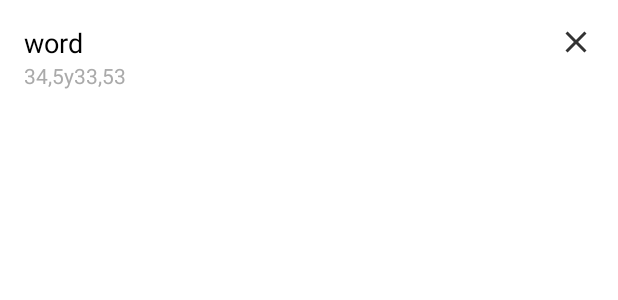
After one commit to Nanrbet/Mwaghavul-Language-App, an Android app built with Jetpack Compose: the layout history_layout_item.xml on its own in the app's theme, with its tools: preview values and no code run, on a phone screen of 412 x 824 dp. The commit adds this screen. Shown: the top 300 px of the screen. Run offline under Robolectric (Android 15) with nearby library versions, the phone set to English and light mode, and no system bars; network calls fail.

Commit message:
Completed HistoryFragment, history adapter and the xml look of history words clicked from the SearchFragment. Also modified DBHelper to generalTable add, get and display the words

```diff
--- a/app/src/main/java/com/example/mwaghavullexicon/BookmarkFragment.kt
+++ b/app/src/main/java/com/example/mwaghavullexicon/BookmarkFragment.kt
@@ -12,7 +12,9 @@ import android.widget.ListView
 import android.widget.Toast
 
 class BookmarkFragment (private var dbHelper: DBHelper): Fragment()  {
-       override fun onCreate(savedInstanceState: Bundle?) {
+    private val BOOKMARK_TABLE = "bookmark_table"
+
+    override fun onCreate(savedInstanceState: Bundle?) {
         super.onCreate(savedInstanceState)
 
     }
@@ -30,7 +32,7 @@ class BookmarkFragment (private var dbHelper: DBHelper): Fragment()  {
 
         val bookmarkList : ListView = view.findViewById(R.id.bookmark_list)
         // Implement the listener inline
-        val bookmarkAdapter = BookmarkAdapter(requireActivity(), dbHelper.getAllWordsFromBookmark().toMutableList(),
+        val bookmarkAdapter = BookmarkAdapter(requireActivity(), dbHelper.getAllWordsFromTable(BOOKMARK_TABLE).toMutableList(),
             listener = { word ->
                 Toast.makeText(requireActivity(), "Clicked: ${word.term}", Toast.LENGTH_SHORT).show()
 
--- a/app/src/main/java/com/example/mwaghavullexicon/MainActivity.kt
+++ b/app/src/main/java/com/example/mwaghavullexicon/MainActivity.kt
@@ -61,7 +61,7 @@ class MainActivity : AppCompatActivity(), NavigationView.OnNavigationItemSelecte
                     item.setIcon(R.drawable.filled_star_24)
                 }
                 R.id.nav_history -> {
-                    openFragment(HistoryFragment(), "history", true)
+                    openFragment(HistoryFragment(dbHelper), "history", true)
                 }
             }
             true
--- a/app/src/main/java/com/example/mwaghavullexicon/SearchFragment.kt
+++ b/app/src/main/java/com/example/mwaghavullexicon/SearchFragment.kt
@@ -147,6 +147,10 @@ class SearchFragment(private var dbHelper: DBHelper) : Fragment()  {
         navigateToNextFragment(word, fragment::class.java, R.id.main_fragment_container)
     }
     private fun navigateToNextFragment(selectedWord: Word?, fragmentClass: Class<out Fragment>, containerId: Int) {
+        val HISTORY_TABLE = "history_table"
+        if (selectedWord != null) {
+            dbHelper.addWordToTable(selectedWord, HISTORY_TABLE)
+        }
         selectedWord?.let {
             val bundle = Bundle().apply {
                 putParcelable("selected_word", it) // Ensure Word implements Parcelable
--- /dev/null
+++ b/app/src/main/res/layout/history_layout_item.xml
@@ -0,0 +1,39 @@
+<?xml version="1.0" encoding="utf-8"?>
+<LinearLayout xmlns:android="http://schemas.android.com/apk/res/android"
+    android:layout_width="match_parent"
+    android:layout_height="wrap_content"
+    android:orientation="horizontal"
+    android:padding="16dp">
+    <LinearLayout
+        android:layout_width="wrap_content"
+        android:layout_height="wrap_content"
+        android:layout_weight="1"
+        android:orientation="vertical">
+
+        <TextView
+            android:id="@+id/history_word_term"
+            android:layout_width="wrap_content"
+            android:layout_height="wrap_content"
+            android:textSize="18sp"
+            android:text="word"
+            android:textColor="@android:color/black" />
+
+        <TextView
+            android:id="@+id/history_word_date"
+            android:layout_width="wrap_content"
+            android:layout_height="wrap_content"
+            android:text="34,5y33,53"
+            android:textSize="14sp"
+            android:textColor="@android:color/darker_gray" />
+    </LinearLayout>
+    <LinearLayout
+        android:layout_width="wrap_content"
+        android:layout_height="wrap_content"
+        android:layout_weight="0">
+        <ImageView
+            android:id="@+id/btn_delete_history"
+            android:layout_width="24dp"
+            android:layout_height="24dp"
+            android:src="@drawable/ic_close"/>
+    </LinearLayout>
+</LinearLayout>
```
Also changed, not shown: app/src/main/java/com/example/mwaghavullexicon/DBHelper.kt (+73 -3 lines), app/src/main/java/com/example/mwaghavullexicon/HistoryAdapter.kt (added, +85 -0 lines), app/src/main/java/com/example/mwaghavullexicon/HistoryFragment.kt (+47 -26 lines), app/src/main/res/layout/fragment_history.xml (+6 -9 lines).
